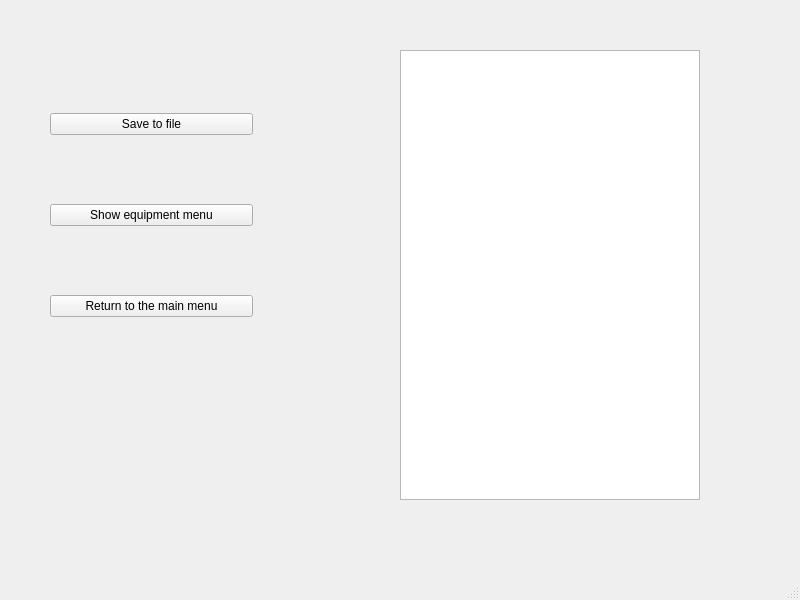
First picture: the form in mainwindow.ui, repository henryquu/RPG_character, before the edit.
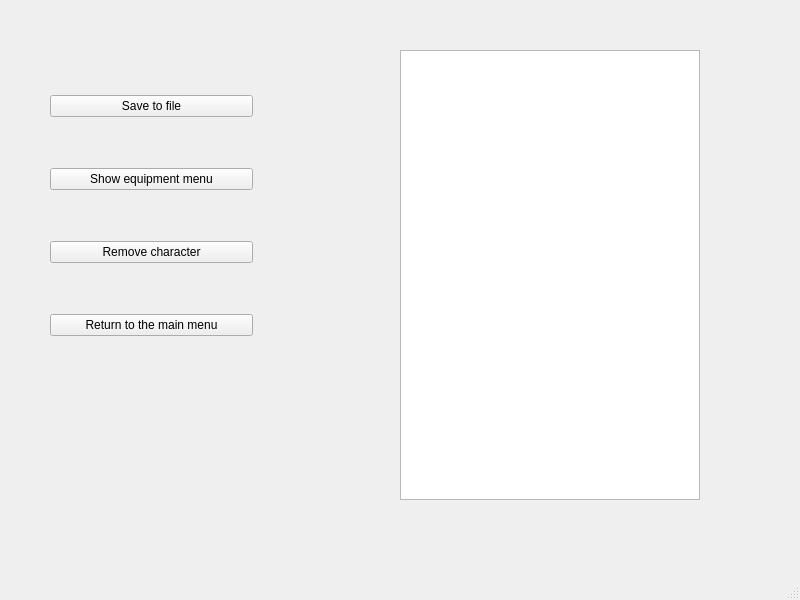
Second picture: the form after the edit. The open tabs and pages were chosen to show the change.

Commit message: feat: add remove character button

The edit to the form file:
```diff
--- a/mainwindow.ui
+++ b/mainwindow.ui
@@ -279,6 +279,13 @@
          </property>
         </widget>
        </item>
+       <item>
+        <widget class="QPushButton" name="pbRemoveChar">
+         <property name="text">
+          <string>Remove character</string>
+         </property>
+        </widget>
+       </item>
        <item>
         <widget class="QPushButton" name="pbMainMenu">
          <property name="text">
```
Left out of the diff: 22 changed lines with no effect on the pictures. The commit also changes 3 other files.
